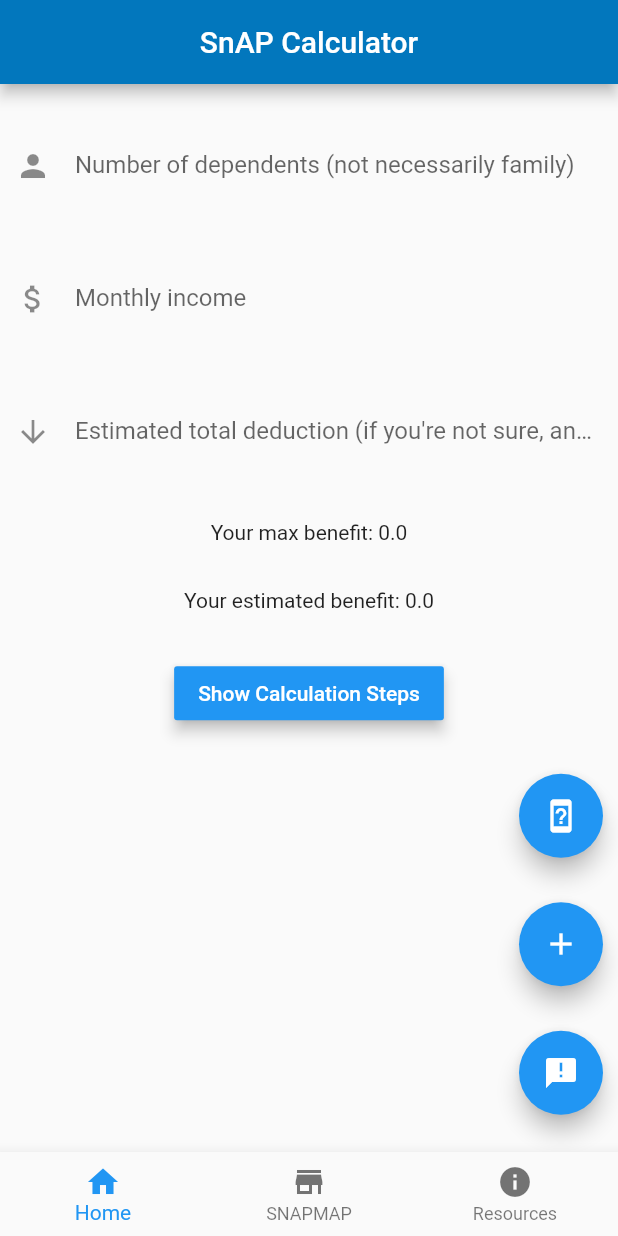
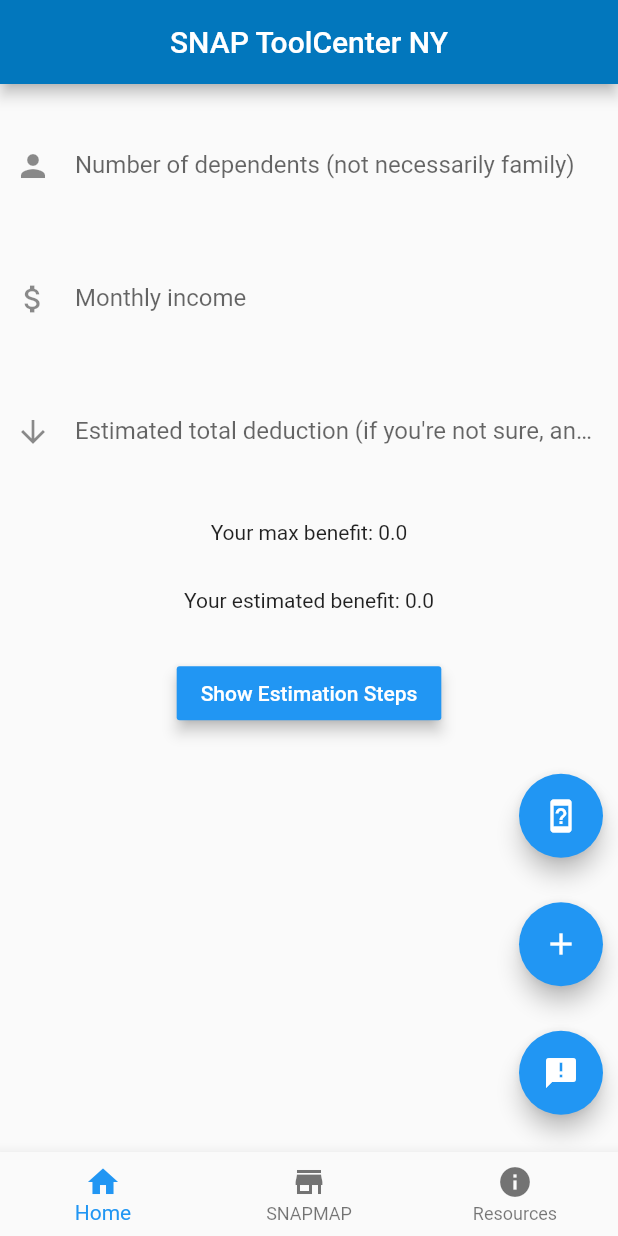
Before and after one commit to snap-app/snapp, a Flutter app: the screen it shows after launch, on a phone screen of 412 x 824 dp. Run offline on Flutter 3.47's test engine with Material 2 defaults, Android fonts, the phone set to English and light mode, and no system bars; our stand-ins replace flutter_linkify, webview_flutter; missing offline and left inert: flutter_custom_tabs, metadata_fetch.

Commit message:
last touch ups on first publish

```diff
--- a/lib/home.dart
+++ b/lib/home.dart
@@ -18,7 +18,7 @@ class HomeState extends State<Home> {
   Widget _buildAboutAdvanced(BuildContext context) {
     widget.model.updateNYBenefit();
     return new AlertDialog(
-      title: const Text('NY Full Calculation:'),
+      title: const Text('NY Full Estimation:'),
       content: new SingleChildScrollView(
         child: //StatefulBuilder(builder: (context, setState) {
         Column(
@@ -264,7 +264,7 @@ Government sponsored program payments
                                         "\n\nAnd, a stream of updates for SNAP policy updates and news under the",
                                       ),
                                       new TextSpan(
-                                        text: " Updates Section.",
+                                        text: " Updates Section-- coming soon.",
                                         style: new TextStyle(
                                             fontWeight: FontWeight.bold),
                                       )
@@ -288,7 +288,7 @@ Government sponsored program payments
             child: StatefulBuilder(builder: (context, setState) {
               return Scaffold(
                   appBar: AppBar(
-                    title: Text('Advanced Calculator'),
+                    title: Text('Advanced Estimator'),
                     leading: new Builder(builder: (context) {
                       return IconButton(
                         icon: Icon(Icons.arrow_back),
@@ -1020,7 +1020,7 @@ Government sponsored program payments
 
   Widget _buildAboutDialog(BuildContext context) {
     return new AlertDialog(
-      title: const Text('Simplified Calculation:'),
+      title: const Text('Simplified Estimate:'),
       content: new Column(
         mainAxisSize: MainAxisSize.min,
         crossAxisAlignment: CrossAxisAlignment.start,
@@ -1030,7 +1030,7 @@ Government sponsored program payments
           Text(
               "Then, you are expected to pay 30% of your adjusted income (after deductions provided for necessary expenses and other conditions). That value is subtracted from your household maximum.\n"),
           Text(
-              "Equation: Household Maximum - (income - deductions) x .3 \n\nFor the calculation citations and more, look in the resource tab.")
+              "Equation: Household Maximum - (income - deductions) x .3 \n\nFor the estimation citations and more, look in the resource tab.")
         ],
       ),
       actions: <Widget>[
@@ -1136,7 +1136,7 @@ Government sponsored program payments
             new Text(
                 "Your estimated benefit: " + widget.model.yourBenefit.toString()),
             new RaisedButton(
-              child: const Text('Show Calculation Steps'),
+              child: const Text('Show Estimation Steps'),
               color: Theme.of(context).accentColor,
               elevation: 4.0,
               splashColor: Colors.amberAccent,
--- a/lib/main.dart
+++ b/lib/main.dart
@@ -309,7 +309,7 @@ class Calculator {
 }
 
 class MyApp extends StatelessWidget {
-  static const String _title = "SNAPP Calculator and Resources";
+  static const String _title = "SNAP Estimator and Resources";
   @override
   Widget build(BuildContext context) {
     return MaterialApp(
@@ -568,7 +568,7 @@ class _MyStatefulWidgetState extends State<MyStatefulWidget> {
 
     return Scaffold(
       appBar: AppBar(
-        title: Text('SnAP Calculator'),
+        title: Text('SNAP ToolCenter NY'),
         centerTitle: true,
       ),
       body: _widgetOptions.elementAt(_selectedIndex),
```
